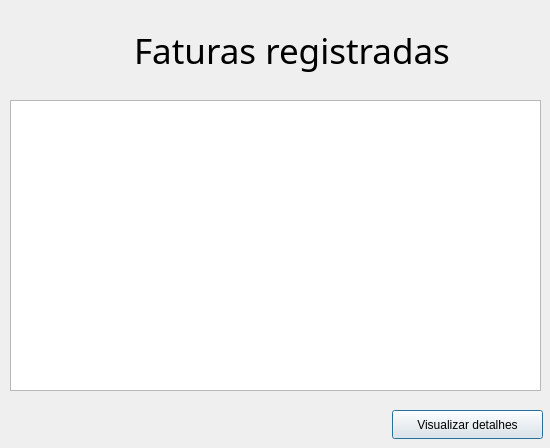
This is payday/view/faturas.ui in M3nin0/payday as Qt 5 draws it before an edit. The edited form follows.
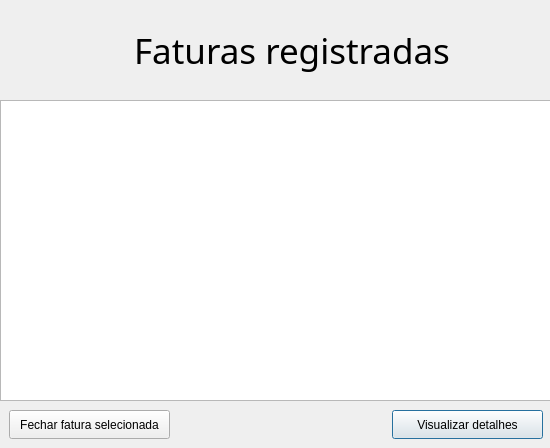
This is the edited form.

Commit message: Adição da opção de encerramento de fatura

The edit to the form file:
```diff
--- a/payday/view/faturas.ui
+++ b/payday/view/faturas.ui
@@ -66,11 +66,42 @@
   <widget class="QListWidget" name="faturas">
    <property name="geometry">
     <rect>
-     <x>10</x>
+     <x>0</x>
      <y>100</y>
-     <width>531</width>
-     <height>291</height>
+     <width>551</width>
+     <height>301</height>
     </rect>
+   </property>
+   <property name="minimumSize">
+    <size>
+     <width>551</width>
+     <height>301</height>
+    </size>
+   </property>
+   <property name="maximumSize">
+    <size>
+     <width>551</width>
+     <height>301</height>
+    </size>
+   </property>
+   <property name="font">
+    <font>
+     <family>Droid Sans</family>
+     <pointsize>12</pointsize>
+    </font>
+   </property>
+  </widget>
+  <widget class="QPushButton" name="fechar_fatura">
+   <property name="geometry">
+    <rect>
+     <x>9</x>
+     <y>410</y>
+     <width>161</width>
+     <height>29</height>
+    </rect>
+   </property>
+   <property name="text">
+    <string>Fechar fatura selecionada</string>
    </property>
   </widget>
  </widget>
```
The commit also changes 1 other file.
